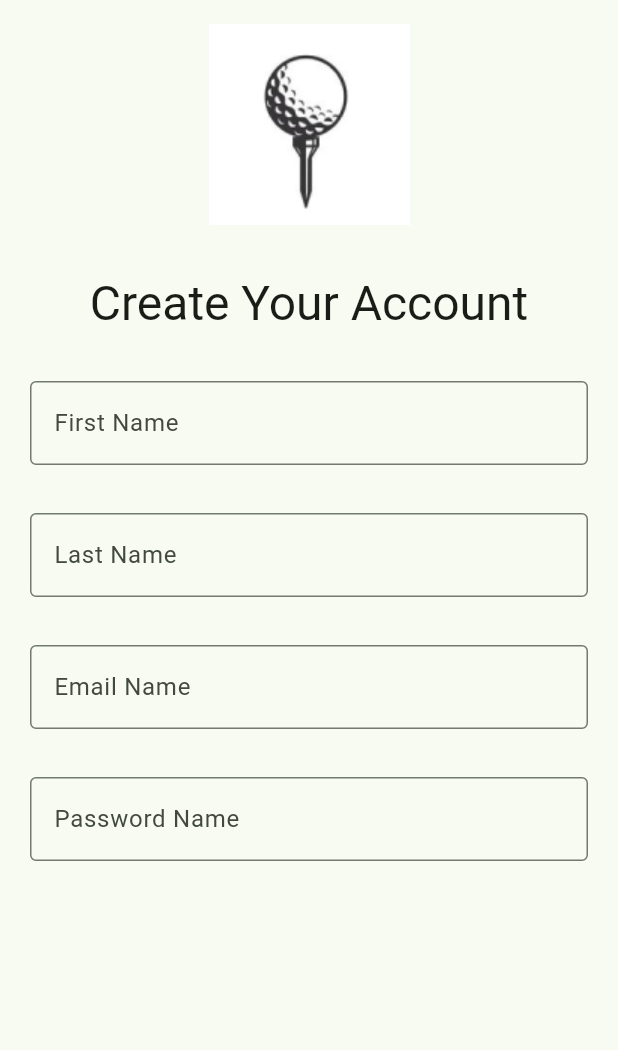
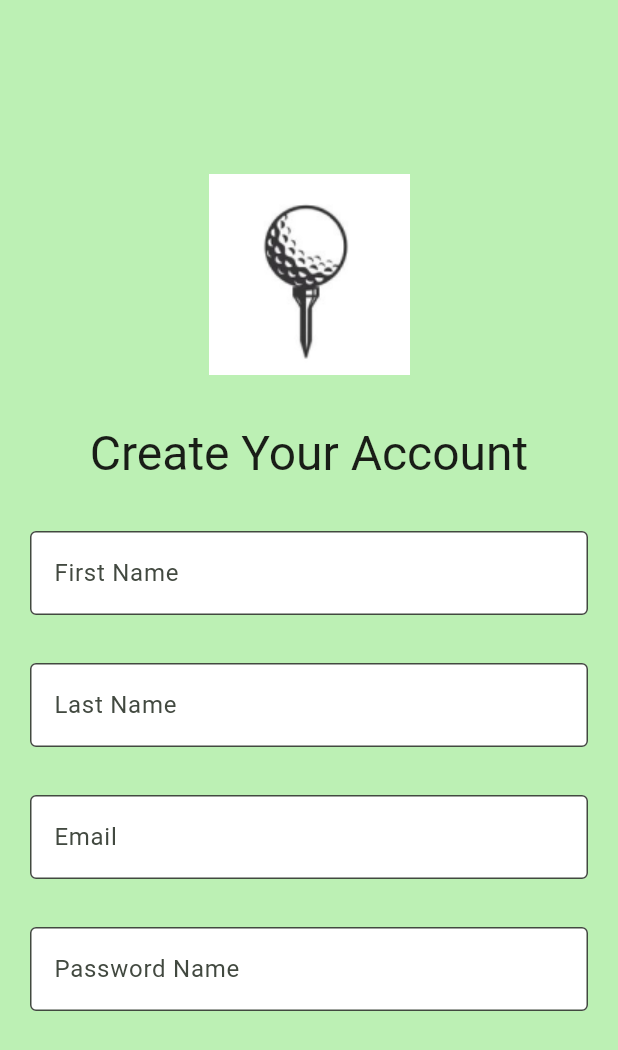
Before and after one commit to Ibrahima2007/golf-swing-app, a Flutter app: the screen it shows after launch, on a phone screen of 412 x 824 dp. Shown: the top 1050 px of the screen. Run offline on Flutter 3.47's test engine with Material 3 defaults, Android fonts, the light colour scheme and no system bars.

Commit message:
Changed background colors of body/text boxes to more closely match wireframes

```diff
--- a/golf-coach-chatbot/mobile/lib/main.dart
+++ b/golf-coach-chatbot/mobile/lib/main.dart
@@ -31,7 +31,7 @@
         // tested with just a hot reload.
         colorScheme: ColorScheme.fromSeed(seedColor: Colors.green),
       ),
-      home: const AccountCreationPage(title: 'Fluttter Demo Home Page'),
+      home: const AccountCreationPage(title: 'Flutter Demo Home Page'),
     );
   }
 }
--- a/golf-coach-chatbot/mobile/lib/screens/login_screen.dart
+++ b/golf-coach-chatbot/mobile/lib/screens/login_screen.dart
@@ -11,20 +11,16 @@ class AccountCreationPage extends StatefulWidget {
   }
 
 class _AccountCreationPageState extends State<AccountCreationPage> {
-  int _counter = 0;
-
-  void _incrementCounter() {
-    setState(() {
-      _counter++;
-    });
-  }
 
   @override
   Widget build(BuildContext context) {
     return Scaffold(
+      backgroundColor: Theme.of(context).colorScheme.primaryContainer,
       body: SingleChildScrollView(
         // Center is a layout widget. It takes a single child and positions it
         // in the middle of the parent.
+        child: Padding(
+          padding: EdgeInsets.only(top: 100),
           child: Column(
             mainAxisAlignment: MainAxisAlignment.center,
             children: <Widget>[
@@ -46,6 +42,8 @@ class _AccountCreationPageState extends State<AccountCreationPage> {
                       padding: EdgeInsets.symmetric(horizontal: 20, vertical: 16),
                       child: TextFormField(
                         decoration: InputDecoration(
+                          filled: true,
+                          fillColor: Colors.white,
                           border: OutlineInputBorder(),
                           hintText: 'First Name',
                         ),
@@ -54,6 +52,8 @@ class _AccountCreationPageState extends State<AccountCreationPage> {
                       padding: EdgeInsets.symmetric(horizontal: 20, vertical: 16),
                       child: TextFormField(
                         decoration: InputDecoration(
+                          filled: true,
+                          fillColor: Colors.white,
                           border: OutlineInputBorder(),
                           hintText: 'Last Name',
                         ),
@@ -63,8 +63,10 @@ class _AccountCreationPageState extends State<AccountCreationPage> {
                       padding: EdgeInsets.symmetric(horizontal: 20, vertical: 16),
                       child: TextFormField(
                         decoration: InputDecoration(
+                          filled: true,
+                          fillColor: Colors.white,
                           border: OutlineInputBorder(),
-                        hintText: 'Email Name',
+                          hintText: 'Email',
                         ),
                       ),
                     ),
@@ -72,6 +74,8 @@ class _AccountCreationPageState extends State<AccountCreationPage> {
                       padding: EdgeInsets.symmetric(horizontal: 20, vertical: 16),
                       child: TextFormField(
                         decoration: InputDecoration(
+                          filled: true,
+                          fillColor: Colors.white,
                           border: OutlineInputBorder(),
                           hintText: 'Password Name',
                         ),
@@ -83,6 +87,7 @@ class _AccountCreationPageState extends State<AccountCreationPage> {
             ],
           ),
         ),
+      ),
     );
   }
 }
```
Lines whose indentation alone changed are shown as unchanged.
